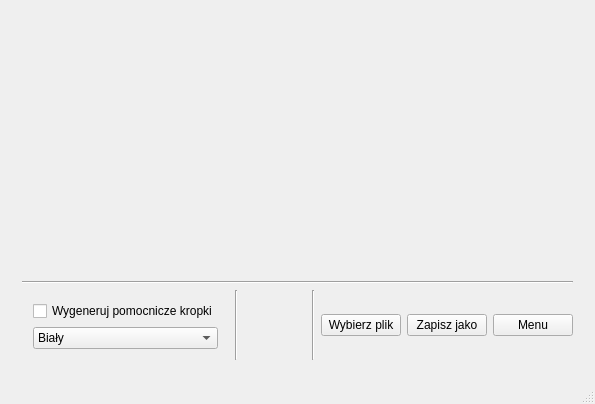
This is projekt/src/mainwindow.ui in KevinSupertramp/stereogramiksy as Qt 5 draws it before an edit. The edited form follows.
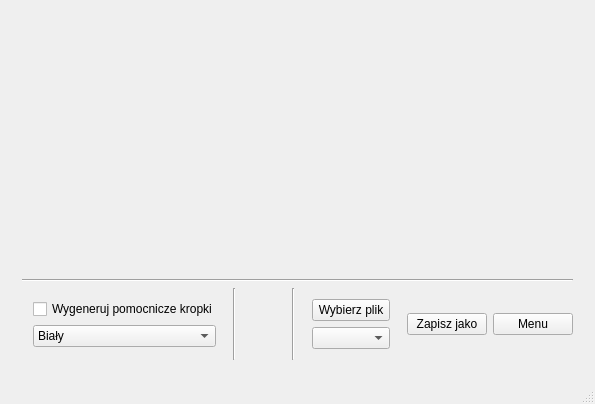
This is the edited form.

```diff
--- a/projekt/src/mainwindow.ui
+++ b/projekt/src/mainwindow.ui
@@ -281,6 +281,21 @@
                </widget>
               </item>
               <item>
+               <widget class="QWidget" name="widget_zapiszPlik" native="true">
+                <property name="sizePolicy">
+                 <sizepolicy hsizetype="Expanding" vsizetype="Preferred">
+                  <horstretch>0</horstretch>
+                  <verstretch>0</verstretch>
+                 </sizepolicy>
+                </property>
+                <property name="minimumSize">
+                 <size>
+                  <width>50</width>
+                  <height>0</height>
+                 </size>
+                </property>
+                <layout class="QVBoxLayout" name="verticalLayout_10">
+                 <item>
                <widget class="QPushButton" name="pushButton_Open">
                 <property name="text">
                  <string>Wybierz plik</string>
@@ -288,6 +303,12 @@
                </widget>
               </item>
               <item>
+                  <widget class="QComboBox" name="comboBox_2"/>
+                 </item>
+                </layout>
+               </widget>
+              </item>
+              <item>
                <widget class="QPushButton" name="pushButton_Save">
                 <property name="text">
                  <string>Zapisz jako</string>
```
Left out of the diff: 2 changed lines with no effect on the pictures. Lines whose indentation alone changed are shown as unchanged.
